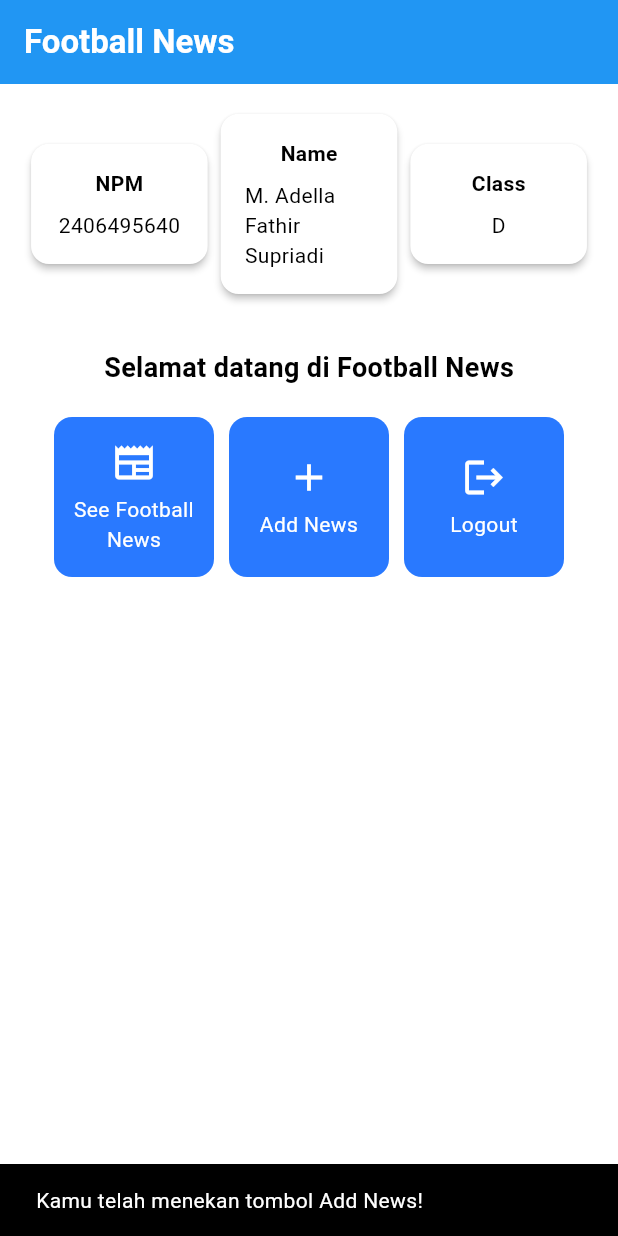
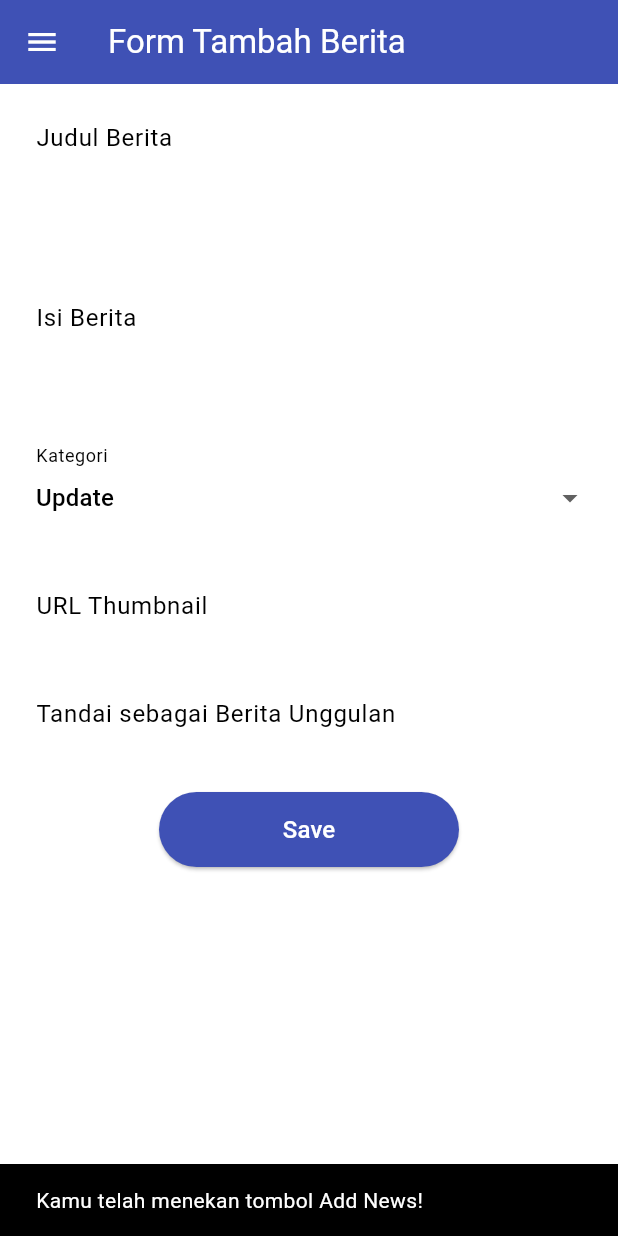
Before and after one commit to Raithser/football-news-mobile, a Flutter app: the screen it shows after launch, after a tap on "Add News", on a phone screen of 412 x 824 dp. Run offline on Flutter 3.47's test engine with Material 3 defaults, Android fonts, the phone set to English and light mode, and no system bars.

Commit message:
tutor 2 nih dek

```diff
--- a/lib/main.dart
+++ b/lib/main.dart
@@ -1,5 +1,5 @@
 import 'package:flutter/material.dart';
-import 'package:football_news/menu.dart';
+import 'package:football_news/screens/menu.dart';
 void main() {
   runApp(const MyApp());
 }
--- a/lib/menu.dart
+++ b/lib/screens/menu.dart
@@ -1,4 +1,7 @@
 import 'package:flutter/material.dart';
+import 'package:football_news/widgets/left_drawer.dart';
+import 'package:football_news/screens/newslist_form.dart';
+import 'package:football_news/widgets/news_card.dart';
 
 class MyHomePage extends StatelessWidget {
      MyHomePage({super.key});
@@ -30,6 +33,7 @@ class MyHomePage extends StatelessWidget {
         backgroundColor: Theme.of(context).colorScheme.primary,
       ),
       // Body halaman dengan padding di sekelilingnya.
+      drawer: const LeftDrawer(),
       body: Padding(
         padding: const EdgeInsets.all(16.0),
         // Menyusun widget secara vertikal dalam sebuah kolom.
@@ -92,7 +96,7 @@ class MyHomePage extends StatelessWidget {
 }
 }
 
- // (... nya jangan di copy !)
+
 class InfoCard extends StatelessWidget {
   // Kartu informasi yang menampilkan title dan content.
 
@@ -133,58 +137,3 @@ class ItemHomepage {
 
  ItemHomepage(this.name, this.icon);
 }
-
-
-class ItemCard extends StatelessWidget {
-  // Menampilkan kartu dengan ikon dan nama.
-
-  final ItemHomepage item;
-
-  const ItemCard(this.item, {super.key});
-
-  @override
-  Widget build(BuildContext context) {
-    return Material(
-      // Menentukan warna latar belakang dari tema aplikasi.
-      color: Theme.of(context).colorScheme.secondary,
-      // Membuat sudut kartu melengkung.
-      borderRadius: BorderRadius.circular(12),
-
-      child: InkWell(
-        // Aksi ketika kartu ditekan.
-        onTap: () {
-          // Menampilkan pesan SnackBar saat kartu ditekan.
-          ScaffoldMessenger.of(context)
-            ..hideCurrentSnackBar()
-            ..showSnackBar(
-              SnackBar(content: Text("Kamu telah menekan tombol ${item.name}!"))
-            );
-        },
-        // Container untuk menyimpan Icon dan Text
-        child: Container(
-          padding: const EdgeInsets.all(8),
-          child: Center(
-            child: Column(
-              // Menyusun ikon dan teks di tengah kartu.
-              mainAxisAlignment: MainAxisAlignment.center,
-              children: [
-                Icon(
-                  item.icon,
-                  color: Colors.white,
-                  size: 30.0,
-                ),
-                const Padding(padding: EdgeInsets.all(3)),
-                Text(
-                  item.name,
-                  textAlign: TextAlign.center,
-                  style: const TextStyle(color: Colors.white),
-                ),
-              ],
-            ),
-          ),
-        ),
-      ),
-    );
-  }
-
-}
--- /dev/null
+++ b/lib/screens/newslist_form.dart
@@ -0,0 +1,209 @@
+import 'package:flutter/material.dart';
+import 'package:football_news/widgets/left_drawer.dart';
+
+class NewsFormPage extends StatefulWidget {
+    const NewsFormPage({super.key});
+
+    @override
+    State<NewsFormPage> createState() => _NewsFormPageState();
+}
+
+class _NewsFormPageState extends State<NewsFormPage> {
+  final _formKey = GlobalKey<FormState>();
+  String _title = "";
+  String _content = "";
+  String _category = "update";
+  String _thumbnail = "";
+  bool _isFeatured = false;
+
+  final List<String> _categories = [
+    'transfer', 'update', 'exclusive', 'match', 'rumor', 'analysis',
+  ];
+
+  @override
+  Widget build(BuildContext context) {
+    return Scaffold(
+      appBar: AppBar(
+        title: const Text('Form Tambah Berita'),
+        backgroundColor: Colors.indigo,
+        foregroundColor: Colors.white,
+      ),
+      drawer: const LeftDrawer(),
+      body: Form(
+        key: _formKey,
+        child: SingleChildScrollView(
+          child: Column(
+            crossAxisAlignment: CrossAxisAlignment.start,
+            children: [
+              // === Title ===
+              Padding(
+                padding: const EdgeInsets.all(8.0),
+                child: TextFormField(
+                  decoration: InputDecoration(
+                    hintText: "Judul Berita",
+                    labelText: "Judul Berita",
+                    border: OutlineInputBorder(
+                      borderRadius: BorderRadius.circular(5.0),
+                    ),
+                  ),
+                  onChanged: (String? value) {
+                    setState(() {
+                      _title = value!;
+                    });
+                  },
+                  validator: (String? value) {
+                    if (value == null || value.isEmpty) {
+                      return "Judul tidak boleh kosong!";
+                    }
+                    return null;
+                  },
+                ),
+              ),
+
+              // === Content ===
+              Padding(
+                padding: const EdgeInsets.all(8.0),
+                child: TextFormField(
+                  maxLines: 5,
+                  decoration: InputDecoration(
+                    hintText: "Isi Berita",
+                    labelText: "Isi Berita",
+                    border: OutlineInputBorder(
+                      borderRadius: BorderRadius.circular(5.0),
+                    ),
+                  ),
+                  onChanged: (String? value) {
+                    setState(() {
+                      _content = value!;
+                    });
+                  },
+                  validator: (String? value) {
+                    if (value == null || value.isEmpty) {
+                      return "Isi berita tidak boleh kosong!";
+                    }
+                    return null;
+                  },
+                ),
+              ),
+
+              // === Category ===
+              Padding(
+                padding: const EdgeInsets.all(8.0),
+                child: DropdownButtonFormField<String>(
+                  decoration: InputDecoration(
+                    labelText: "Kategori",
+                    border: OutlineInputBorder(
+                      borderRadius: BorderRadius.circular(5.0),
+                    ),
+                  ),
+                  value: _category,
+                  items: _categories
+                      .map((cat) => DropdownMenuItem(
+                            value: cat,
+                            child: Text(cat[0].toUpperCase() + cat.substring(1)),
+                          ))
+                      .toList(),
+                  onChanged: (String? newValue) {
+                    setState(() {
+                      _category = newValue!;
+                    });
+                  },
+                ),
+              ),
+
+              // === Thumbnail URL ===
+              Padding(
+                padding: const EdgeInsets.all(8.0),
+                child: TextFormField(
+                  decoration: InputDecoration(
+                    hintText: "URL Thumbnail (opsional)",
+                    labelText: "URL Thumbnail",
+                    border: OutlineInputBorder(
+                      borderRadius: BorderRadius.circular(5.0),
+                    ),
+                  ),
+                  onChanged: (String? value) {
+                    setState(() {
+                      _thumbnail = value!;
+                    });
+                  },
+                ),
+              ),
+
+              // === Is Featured ===
+              Padding(
+                padding: const EdgeInsets.all(8.0),
+                child: SwitchListTile(
+                  title: const Text("Tandai sebagai Berita Unggulan"),
+                  value: _isFeatured,
+                  onChanged: (bool value) {
+                    setState(() {
+                      _isFeatured = value;
+                    });
+                  },
+                ),
+              ),
+
+              // === Tombol Simpan ===
+              Padding(
+                padding: const EdgeInsets.all(16.0),
+                child: Center(
+                  child: ElevatedButton(
+                    style: ButtonStyle(
+                      backgroundColor: MaterialStateProperty.all(Colors.indigo),
+                      minimumSize: MaterialStateProperty.all(const Size(200, 50)),
+                    ),
+                    onPressed: () {
+                      if (_formKey.currentState!.validate()) {
+                        showDialog(
+                          context: context,
+                          builder: (context) {
+                            return AlertDialog(
+                              title: const Text('Berita berhasil tersimpan'),
+                              content: SingleChildScrollView(
+                                child: Column(
+                                  crossAxisAlignment: CrossAxisAlignment.start,
+                                  children: [
+                                    Text('Judul: $_title'),
+                                    Text('Isi: ${_content.length > 50 ? _content.substring(0, 50) + "..." : _content}'),
+                                    Text('Kategori: $_category'),
+                                    Text('Thumbnail: ${_thumbnail.isEmpty ? "Tidak ada" : _thumbnail}'),
+                                    Text('Unggulan: ${_isFeatured ? "Ya" : "Tidak"}'),
+                                  ],
+                                ),
+                              ),
+                              actions: [
+                                TextButton(
+                                  child: const Text('OK'),
+                                  onPressed: () {
+                                    Navigator.pop(context);
+                                  },
+                                ),
+                              ],
+                            );
+                          },
+                        );
+                        _formKey.currentState!.reset();
+                        setState(() {
+                          _title = "";
+                          _content = "";
+                          _category = "update";
+                          _thumbnail = "";
+                          _isFeatured = false;
+                        });
+                      }
+                    },
+                    child: const Text(
+                      "Save",
+                      style: TextStyle(color: Colors.white, fontSize: 16),
+                    ),
+                  ),
+                ),
+              ),
+            ],
+          ),
+        ),
+      ),
+    );
+  }
+}
--- /dev/null
+++ b/lib/widgets/left_drawer.dart
@@ -0,0 +1,72 @@
+import 'package:flutter/material.dart';
+import 'package:football_news/screens/menu.dart';
+import 'package:football_news/screens/newslist_form.dart';
+import 'package:football_news/widgets/news_card.dart';
+
+class LeftDrawer extends StatelessWidget {
+  const LeftDrawer({super.key});
+
+  @override
+  Widget build(BuildContext context) {
+    return Drawer(
+      child: ListView(
+        children: [
+    const DrawerHeader(
+      decoration: BoxDecoration(
+        color: Colors.blue,
+      ),
+      child: Column(
+        children: [
+          Text(
+            'Football News',
+            textAlign: TextAlign.center,
+            style: TextStyle(
+              fontSize: 30,
+              fontWeight: FontWeight.bold,
+              color: Colors.white,
+            ),
+          ),
+          Padding(padding: EdgeInsets.all(10)),
+          Text("Seluruh berita sepak bola terkini di sini!",
+              textAlign: TextAlign.center,
+              style: TextStyle(
+                fontSize: 15,
+                color: Colors.white,
+                fontWeight: FontWeight.normal,
+                )
+              ),
+        ],
+      ),
+    ),
+        ListTile(
+          leading: const Icon(Icons.home_outlined),
+          title: const Text('Home'),
+          // Bagian redirection ke MyHomePage
+          onTap: () {
+            Navigator.pushReplacement(
+                context,
+                MaterialPageRoute(
+                  builder: (context) => MyHomePage(),
+                ));
+          },
+        ),
+        ListTile(
+          leading: const Icon(Icons.post_add),
+          title: const Text('Add News'),
+          // Bagian redirection ke NewsFormPage
+          onTap: () {
+            Navigator.push(
+                context,
+                MaterialPageRoute(
+                  builder: (context) => NewsFormPage(),
+                ));
+          },
+        ),
+        // TODO: Buat ListTile baru untuk ke halaman melihat news
+
+
+        ],
+      ),
+    );
+  }
+}
--- /dev/null
+++ b/lib/widgets/news_card.dart
@@ -0,0 +1,66 @@
+import 'package:flutter/material.dart';
+import 'package:football_news/screens/newslist_form.dart';
+import 'package:football_news/screens/menu.dart';
+
+class ItemCard extends StatelessWidget {
+  // Menampilkan kartu dengan ikon dan nama.
+
+  final ItemHomepage item;
+
+  const ItemCard(this.item, {super.key});
+
+  @override
+  Widget build(BuildContext context) {
+    return Material(
+      // Menentukan warna latar belakang dari tema aplikasi.
+      color: Theme.of(context).colorScheme.secondary,
+      // Membuat sudut kartu melengkung.
+      borderRadius: BorderRadius.circular(12),
+
+      child: InkWell(
+        // Aksi ketika kartu ditekan.
+        onTap: () {
+          // Menampilkan pesan SnackBar saat kartu ditekan.
+          ScaffoldMessenger.of(context)
+            ..hideCurrentSnackBar()
+            ..showSnackBar(
+              SnackBar(content: Text("Kamu telah menekan tombol ${item.name}!"))
+            );
+
+            if (item.name == "Add News") {
+              Navigator.push(
+                context,
+                MaterialPageRoute(
+                  builder: (context) => NewsFormPage(),
+                ),
+              );
+            }
+        },
+        // Container untuk menyimpan Icon dan Text
+        child: Container(
+          padding: const EdgeInsets.all(8),
+          child: Center(
+            child: Column(
+              // Menyusun ikon dan teks di tengah kartu.
+              mainAxisAlignment: MainAxisAlignment.center,
+              children: [
+                Icon(
+                  item.icon,
+                  color: Colors.white,
+                  size: 30.0,
+                ),
+                const Padding(padding: EdgeInsets.all(3)),
+                Text(
+                  item.name,
+                  textAlign: TextAlign.center,
+                  style: const TextStyle(color: Colors.white),
+                ),
+              ],
+            ),
+          ),
+        ),
+      ),
+    );
+  }
+
+}
```
